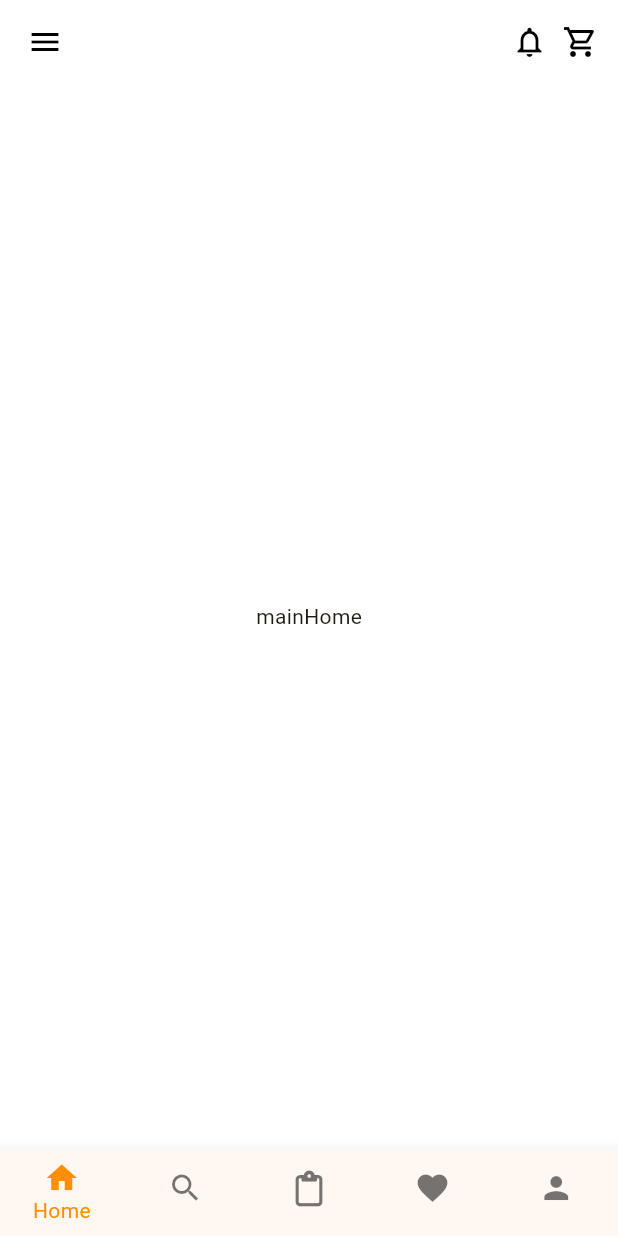
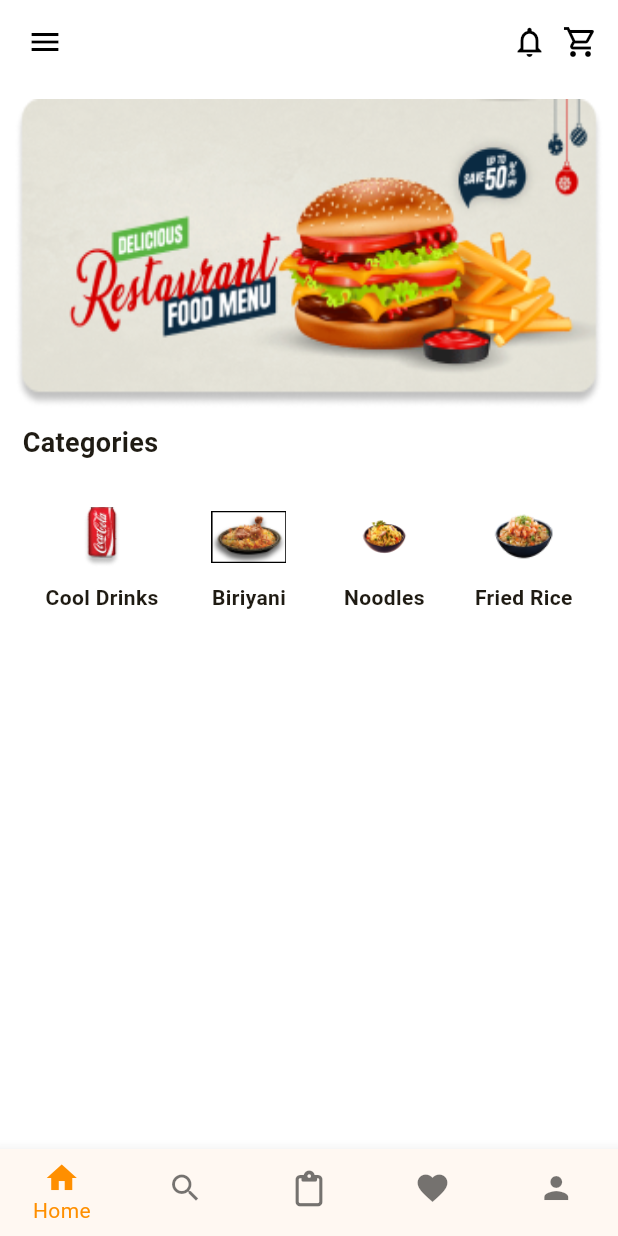
Before and after one commit to Rajabrahmam-Thanniru/bite_box, a Flutter app: the screen it shows after launch, on a phone screen of 412 x 824 dp. Run offline on Flutter 3.47's test engine with Material 3 defaults, Android fonts, the light colour scheme and no system bars; our stand-ins replace firebase_core, font_awesome_flutter; accounts and stored records are empty.

Commit message:
user main screen 50 comp

```diff
--- a/lib/screens/user/mainHome.dart
+++ b/lib/screens/user/mainHome.dart
@@ -10,11 +10,145 @@
 class _MainUserHomeState extends State<MainUserHome> {
   @override
   Widget build(BuildContext context) {
+    final width = MediaQuery.of(context).size.width;
     return Scaffold(
-      backgroundColor: Colors.white,
-      body: Center(
-        child: Text('mainHome'),
-      ),
-    );
+        backgroundColor: Colors.white,
+        body: SingleChildScrollView(
+          child: Column(
+            crossAxisAlignment: CrossAxisAlignment.start,
+            children: [
+              Padding(
+                padding: EdgeInsets.only(left: 10, top: 10, right: 10),
+                child: Container(
+                  width: width,
+                  height: width * 0.5,
+                  decoration: BoxDecoration(
+                    borderRadius: BorderRadius.circular(10),
+                  ),
+                  child: Image.asset(
+                    'assets/images/mainPic.png',
+                    fit: BoxFit.fill,
+                  ),
+                ),
+              ),
+              Padding(
+                padding: EdgeInsets.only(left: 15, top: 10),
+                child: Text(
+                  'Categories',
+                  style: TextStyle(
+                    fontSize: 18,
+                    fontWeight: FontWeight.bold,
+                  ),
+                ),
+              ),
+              Container(
+                width: width,
+                height: width * 0.35,
+                //color: Colors.yellow,
+                child: Padding(
+                  padding: EdgeInsets.only(top: 20),
+                  child: Row(
+                    children: [
+                      Spacer(),
+                      GestureDetector(
+                        onTap: () {},
+                        child: Column(
+                          children: [
+                            CircleAvatar(
+                              radius: 30,
+                              backgroundColor: Colors.white,
+                              child: SizedBox(
+                                width: 60,
+                                height: 40,
+                                child: Image.asset(
+                                  'assets/images/coke.png',
+                                ),
+                              ),
+                            ),
+                            // Tab()
+                            Text(
+                              'Cool Drinks',
+                              style: TextStyle(fontWeight: FontWeight.bold),
+                            ),
+                          ],
+                        ),
+                      ),
+                      Spacer(),
+                      GestureDetector(
+                        onTap: () {},
+                        child: Column(
+                          children: [
+                            CircleAvatar(
+                              radius: 30,
+                              backgroundColor: Colors.white,
+                              child: Container(
+                                width: 50,
+                                height: 40,
+                                child: Image.asset(
+                                  'assets/images/briyani.png',
+                                ),
+                              ),
+                            ),
+                            Text(
+                              'Biriyani',
+                              style: TextStyle(fontWeight: FontWeight.bold),
+                            ),
+                          ],
+                        ),
+                      ),
+                      Spacer(),
+                      GestureDetector(
+                        onTap: () {},
+                        child: Column(
+                          children: [
+                            CircleAvatar(
+                              radius: 30,
+                              backgroundColor: Colors.white,
+                              child: Container(
+                                width: 50,
+                                height: 40,
+                                child: Image.asset(
+                                  'assets/images/noodles.png',
+                                ),
+                              ),
+                            ),
+                            Text(
+                              'Noodles',
+                              style: TextStyle(fontWeight: FontWeight.bold),
+                            )
+                          ],
+                        ),
+                      ),
+                      Spacer(),
+                      GestureDetector(
+                        onTap: () {},
+                        child: Column(
+                          children: [
+                            CircleAvatar(
+                              radius: 30,
+                              backgroundColor: Colors.white,
+                              child: Container(
+                                width: 50,
+                                height: 40,
+                                child: Image.asset(
+                                  'assets/images/fired rice.png',
+                                ),
+                              ),
+                            ),
+                            Text(
+                              'Fried Rice',
+                              style: TextStyle(fontWeight: FontWeight.bold),
+                            ),
+                          ],
+                        ),
+                      ),
+                      Spacer(),
+                    ],
+                  ),
+                ),
+              ),
+            ],
+          ),
+        ));
   }
 }
--- a/pubspec.yaml
+++ b/pubspec.yaml
@@ -62,8 +62,8 @@
   uses-material-design: true
 
   # To add assets to your application, add an assets section, like this:
-  # assets:
-  #   - images/a_dot_burr.jpeg
+  assets:
+    - assets/images/
   #   - images/a_dot_ham.jpeg
 
   # An image asset can refer to one or more resolution-specific "variants", see
```
Also changed, not shown: assets/images/briyani.png (added), assets/images/coke.png (added), assets/images/fired rice.png (added), assets/images/mainPic.png (added), assets/images/noodles.png (added).
